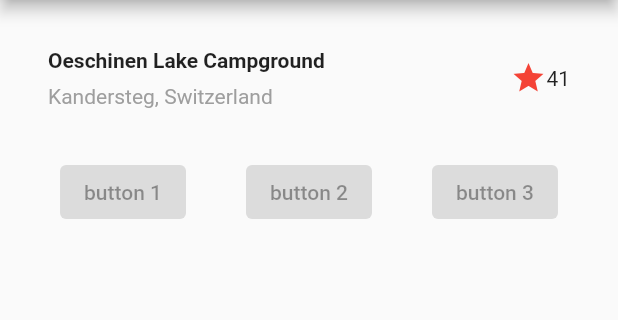
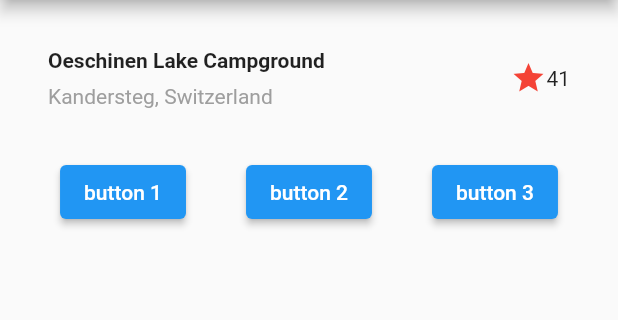
Before and after one commit to dercio-sinione/FlutterTutorial, a Flutter app: the screen it shows after launch, on a phone screen of 412 x 824 dp, the part 84-404 px from its top. Run offline on Flutter 3.47's test engine with Material 2 defaults, Android fonts, the phone set to English and light mode, and no system bars.

Commit message:
Button Section

```diff
--- a/lib/buttonSection.dart
+++ b/lib/buttonSection.dart
@@ -9,9 +9,12 @@ class ButtonSection extends StatelessWidget {
       child: Row(
         mainAxisAlignment: MainAxisAlignment.spaceEvenly,
         children: [
-          ElevatedButton(onPressed: null, child: Text('button 1')),
-          ElevatedButton(onPressed: null, child: Text('button 2')),
-          ElevatedButton(onPressed: null, child: Text('button 3')),
+          ElevatedButton(
+              onPressed: () => print('button1'), child: Text('button 1')),
+          ElevatedButton(
+              onPressed: () => print('button1'), child: Text('button 2')),
+          ElevatedButton(
+              onPressed: () => print('button1'), child: Text('button 3')),
         ],
       ),
     );
```
